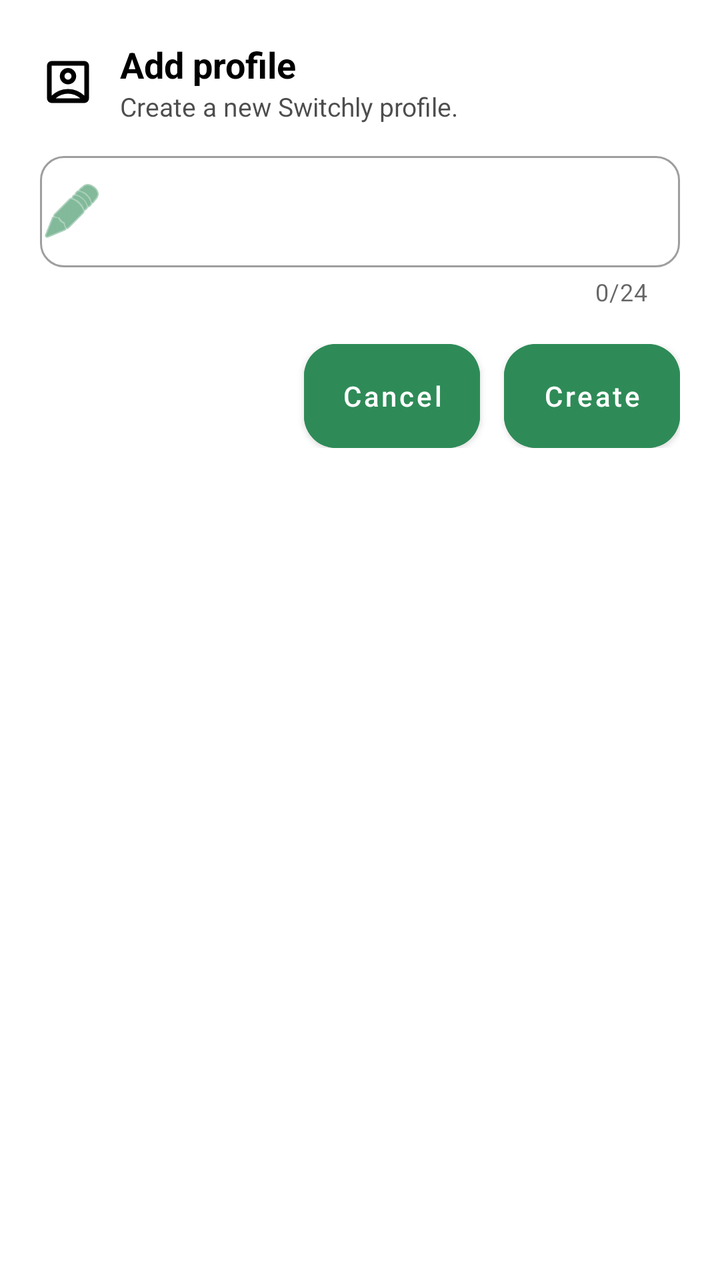
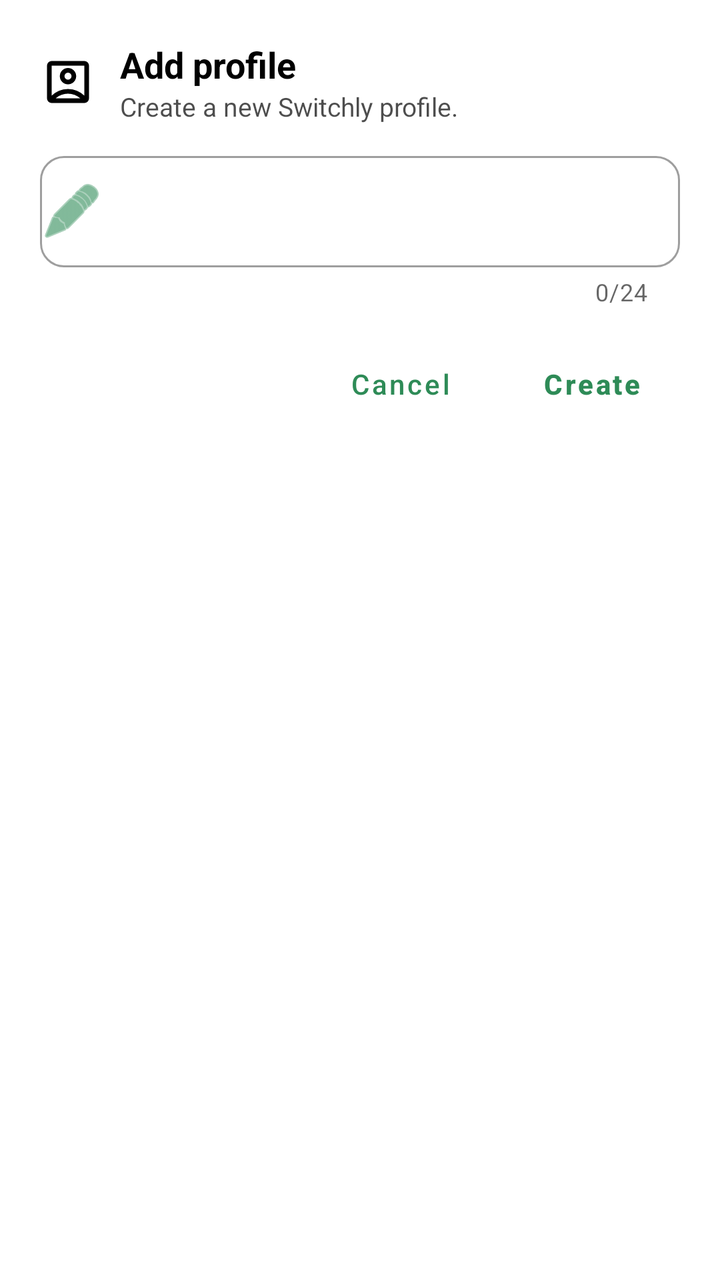

Compare the two renders of this Android layout. The source of the first and the diff that turns it into the second are given below.
<!-- AndroidManifest.xml: application theme Theme.Switchly -->
<!-- res/layout/bottom_sheet_add_profile.xml -->
<?xml version="1.0" encoding="utf-8"?>
<LinearLayout
    xmlns:android="http://schemas.android.com/apk/res/android"
    xmlns:app="http://schemas.android.com/apk/res-auto"
    android:layout_width="match_parent"
    android:layout_height="wrap_content"
    android:orientation="vertical"
    android:padding="20dp">

    
    <LinearLayout
        android:id="@+id/header"
        android:layout_width="match_parent"
        android:layout_height="wrap_content"
        android:orientation="horizontal"
        android:gravity="center_vertical">

        <ImageView
            android:id="@+id/icon"
            android:layout_width="28dp"
            android:layout_height="28dp"
            app:srcCompat="@drawable/account_box_24"
            android:contentDescription="@string/app_name"
            app:tint="?attr/colorOnSurface" />

        <LinearLayout
            android:layout_width="0dp"
            android:layout_height="wrap_content"
            android:layout_weight="1"
            android:orientation="vertical"
            android:layout_marginStart="12dp">

            <TextView
                android:id="@+id/title"
                android:layout_width="wrap_content"
                android:layout_height="wrap_content"
                android:text="@string/add_profile"
                android:textSize="18sp"
                android:textStyle="bold"
                android:textColor="?attr/colorOnSurface" />

            <TextView
                android:id="@+id/subtitle"
                android:layout_width="wrap_content"
                android:layout_height="wrap_content"
                android:text="@string/add_profile_subtitle"
                android:textSize="13sp"
                android:textColor="?attr/colorOnSurface"
                android:alpha="0.7" />
        </LinearLayout>
    </LinearLayout>

    
    <com.google.android.material.textfield.TextInputLayout
        android:id="@+id/tilProfile"
        android:layout_width="match_parent"
        android:layout_height="wrap_content"
        android:layout_marginTop="16dp"
        app:counterEnabled="true"
        app:counterMaxLength="24"
        app:boxBackgroundMode="outline"
        app:boxStrokeWidth="1dp"
        app:boxStrokeWidthFocused="2dp"
        app:startIconDrawable="@android:drawable/ic_menu_edit"
        app:startIconTint="?attr/colorPrimary"
        app:startIconMinSize="18dp"
        app:startIconScaleType="centerInside"
        app:endIconMode="none"
        app:hintEnabled="false">

        <com.google.android.material.textfield.TextInputEditText
            android:id="@+id/etProfile"
            android:layout_width="match_parent"
            android:layout_height="wrap_content"
            android:inputType="textCapWords|textPersonName"
            android:maxLength="24"
            android:singleLine="true"
            android:hint="" />
    </com.google.android.material.textfield.TextInputLayout>

    
    <LinearLayout
        android:id="@+id/actions"
        android:layout_width="match_parent"
        android:layout_height="wrap_content"
        android:layout_marginTop="18dp"
        android:orientation="horizontal"
        android:gravity="end">
        
        <com.google.android.material.button.MaterialButton
            android:id="@+id/btnCancel"
            android:layout_width="wrap_content"
            android:layout_height="wrap_content"
            android:text="@string/cancel"
            android:backgroundTint="?attr/colorPrimary"
            android:textColor="@android:color/white" />

        <Space
            android:layout_width="12dp"
            android:layout_height="0dp" />

        <com.google.android.material.button.MaterialButton
            android:id="@+id/btnCreate"
            android:layout_width="wrap_content"
            android:layout_height="wrap_content"
            android:text="@string/create"
            android:backgroundTint="?attr/colorPrimary"
            android:textColor="@android:color/white" />
    </LinearLayout>

</LinearLayout>
<!-- resources referenced by this layout -->
<resources>
  <string name="add_profile">Add profile</string>
  <string name="add_profile_subtitle">Create a new Switchly profile.</string>
  <string name="app_name">Switchly</string>
  <string name="cancel">Cancel</string>
  <string name="create">Create</string>
  <color name="accent_default_green">#2E8B57</color>
  <style name="Switchly.Button" parent="Widget.MaterialComponents.Button">
          <item name="backgroundTint">?attr/colorPrimary</item>
          <item name="android:textColor">@android:color/white</item>
          <item name="cornerRadius">16dp</item>
          <item name="android:textAllCaps">false</item>
          <item name="android:insetTop">0dp</item>
          <item name="android:insetBottom">0dp</item>
          <item name="android:minHeight">52dp</item>
      </style>
  <style name="Switchly.Fab" parent="Widget.MaterialComponents.FloatingActionButton">
          <item name="backgroundTint">?attr/colorPrimary</item>
          <item name="tint">@android:color/white</item>
      </style>
  <style name="Switchly.Card" parent="Widget.MaterialComponents.CardView">
          <item name="shapeAppearance">@style/ShapeAppearance.Switchly.Card</item>
          <item name="cardBackgroundColor">@color/switchly_card_bg</item>
          <item name="strokeColor">@color/switchly_card_stroke</item>
          <item name="strokeWidth">1dp</item>
          <item name="cardElevation">2dp</item>
          <item name="cardUseCompatPadding">true</item>
      </style>
  <style name="Switchly.TopBar" parent="Widget.MaterialComponents.Toolbar">
          
          <item name="android:background">?attr/colorPrimary</item>
          <item name="backgroundTint">?attr/colorPrimary</item>
  
          
          <item name="titleTextColor">@android:color/white</item>
  
          
          <item name="navigationIconTint">@android:color/white</item>
      </style>
  <style name="Switchly.TextInputLayout" parent="Widget.MaterialComponents.TextInputLayout.OutlinedBox">
          <item name="boxStrokeWidth">1dp</item>
          <item name="boxStrokeWidthFocused">2dp</item>
          <item name="boxCornerRadiusTopStart">12dp</item>
          <item name="boxCornerRadiusTopEnd">12dp</item>
          <item name="boxCornerRadiusBottomStart">12dp</item>
          <item name="boxCornerRadiusBottomEnd">12dp</item>
      </style>
  <style name="Switchly.AutoCompleteText" parent="Widget.MaterialComponents.AutoCompleteTextView.OutlinedBox">
          <item name="android:minHeight">56dp</item>
          <item name="android:paddingTop">12dp</item>
          <item name="android:paddingBottom">12dp</item>
          <item name="android:textAppearance">@style/TextAppearance.MaterialComponents.Body1</item>
      </style>
  <style name="ThemeOverlay.Switchly.Dialog" parent="ThemeOverlay.MaterialComponents.MaterialAlertDialog">
          <item name="colorControlActivated">?attr/colorPrimary</item>
          <item name="colorControlHighlight">?attr/colorPrimary</item>
          <item name="colorAccent">?attr/colorPrimary</item>
      </style>
  <style name="ShapeAppearance.Switchly.Card" parent="ShapeAppearance.MaterialComponents.LargeComponent">
          <item name="cornerFamily">rounded</item>
          <item name="cornerSize">26dp</item>
      </style>
  <color name="switchly_card_bg">#F7FFFFFF</color>
  <color name="switchly_card_stroke">#14000000</color>
  <!-- unchanged entries left out for length: 2 -->
</resources>

<!-- the commit's change to res/layout/bottom_sheet_add_profile.xml (unified diff, before → after) -->
@@ -7,105 +7,108 @@
     android:orientation="vertical"
     android:padding="20dp">
 
-    
     <LinearLayout
         android:id="@+id/header"
         android:layout_width="match_parent"
         android:layout_height="wrap_content"
-        android:orientation="horizontal"
-        android:gravity="center_vertical">
+        android:gravity="center_vertical"
+        android:orientation="horizontal">
 
         <ImageView
             android:id="@+id/icon"
             android:layout_width="28dp"
             android:layout_height="28dp"
+            android:contentDescription="@string/app_name"
             app:srcCompat="@drawable/account_box_24"
-            android:contentDescription="@string/app_name"
             app:tint="?attr/colorOnSurface" />
 
         <LinearLayout
             android:layout_width="0dp"
             android:layout_height="wrap_content"
             android:layout_weight="1"
-            android:orientation="vertical"
-            android:layout_marginStart="12dp">
+            android:layout_marginStart="12dp"
+            android:orientation="vertical">
 
             <TextView
                 android:id="@+id/title"
                 android:layout_width="wrap_content"
                 android:layout_height="wrap_content"
                 android:text="@string/add_profile"
+                android:textColor="?attr/colorOnSurface"
                 android:textSize="18sp"
-                android:textStyle="bold"
-                android:textColor="?attr/colorOnSurface" />
+                android:textStyle="bold" />
 
             <TextView
                 android:id="@+id/subtitle"
                 android:layout_width="wrap_content"
                 android:layout_height="wrap_content"
+                android:alpha="0.7"
                 android:text="@string/add_profile_subtitle"
-                android:textSize="13sp"
                 android:textColor="?attr/colorOnSurface"
-                android:alpha="0.7" />
+                android:textSize="13sp" />
         </LinearLayout>
     </LinearLayout>
 
-    
     <com.google.android.material.textfield.TextInputLayout
         android:id="@+id/tilProfile"
         android:layout_width="match_parent"
         android:layout_height="wrap_content"
         android:layout_marginTop="16dp"
-        app:counterEnabled="true"
-        app:counterMaxLength="24"
         app:boxBackgroundMode="outline"
         app:boxStrokeWidth="1dp"
         app:boxStrokeWidthFocused="2dp"
+        app:counterEnabled="true"
+        app:counterMaxLength="24"
+        app:endIconMode="none"
+        app:hintEnabled="false"
         app:startIconDrawable="@android:drawable/ic_menu_edit"
-        app:startIconTint="?attr/colorPrimary"
         app:startIconMinSize="18dp"
         app:startIconScaleType="centerInside"
-        app:endIconMode="none"
-        app:hintEnabled="false">
+        app:startIconTint="?attr/colorPrimary">
 
         <com.google.android.material.textfield.TextInputEditText
             android:id="@+id/etProfile"
             android:layout_width="match_parent"
             android:layout_height="wrap_content"
+            android:hint=""
             android:inputType="textCapWords|textPersonName"
             android:maxLength="24"
-            android:singleLine="true"
-            android:hint="" />
+            android:singleLine="true" />
     </com.google.android.material.textfield.TextInputLayout>
 
-    
     <LinearLayout
         android:id="@+id/actions"
         android:layout_width="match_parent"
         android:layout_height="wrap_content"
         android:layout_marginTop="18dp"
-        android:orientation="horizontal"
-        android:gravity="end">
-        
+        android:gravity="center_vertical"
+        android:orientation="horizontal">
+
+        <Space
+            android:layout_width="0dp"
+            android:layout_height="1dp"
+            android:layout_weight="1" />
+
         <com.google.android.material.button.MaterialButton
             android:id="@+id/btnCancel"
+            style="@style/Switchly.TextButton"
             android:layout_width="wrap_content"
             android:layout_height="wrap_content"
-            android:text="@string/cancel"
-            android:backgroundTint="?attr/colorPrimary"
-            android:textColor="@android:color/white" />
+            android:backgroundTint="@android:color/transparent"
+            android:text="@string/cancel" />
 
         <Space
-            android:layout_width="12dp"
-            android:layout_height="0dp" />
+            android:layout_width="8dp"
+            android:layout_height="1dp" />
 
         <com.google.android.material.button.MaterialButton
             android:id="@+id/btnCreate"
+            style="@style/Switchly.TextButton"
             android:layout_width="wrap_content"
             android:layout_height="wrap_content"
+            android:backgroundTint="@android:color/transparent"
             android:text="@string/create"
-            android:backgroundTint="?attr/colorPrimary"
-            android:textColor="@android:color/white" />
+            android:textStyle="bold" />
     </LinearLayout>
 
 </LinearLayout>
<!-- resource entries referenced after the edit -->
@@ -5,6 +5,14 @@
   <string name="app_name">Switchly</string>
   <string name="cancel">Cancel</string>
   <string name="create">Create</string>
+  <style name="Switchly.TextButton" parent="Widget.MaterialComponents.Button.TextButton">
+          <item name="android:textColor">?attr/colorPrimary</item>
+          <item name="android:textAllCaps">false</item>
+          <item name="android:insetTop">0dp</item>
+          <item name="android:insetBottom">0dp</item>
+          <item name="android:minHeight">40dp</item>
+          <item name="cornerRadius">12dp</item>
+      </style>
   <color name="accent_default_green">#2E8B57</color>
   <style name="Switchly.Button" parent="Widget.MaterialComponents.Button">
           <item name="backgroundTint">?attr/colorPrimary</item>
